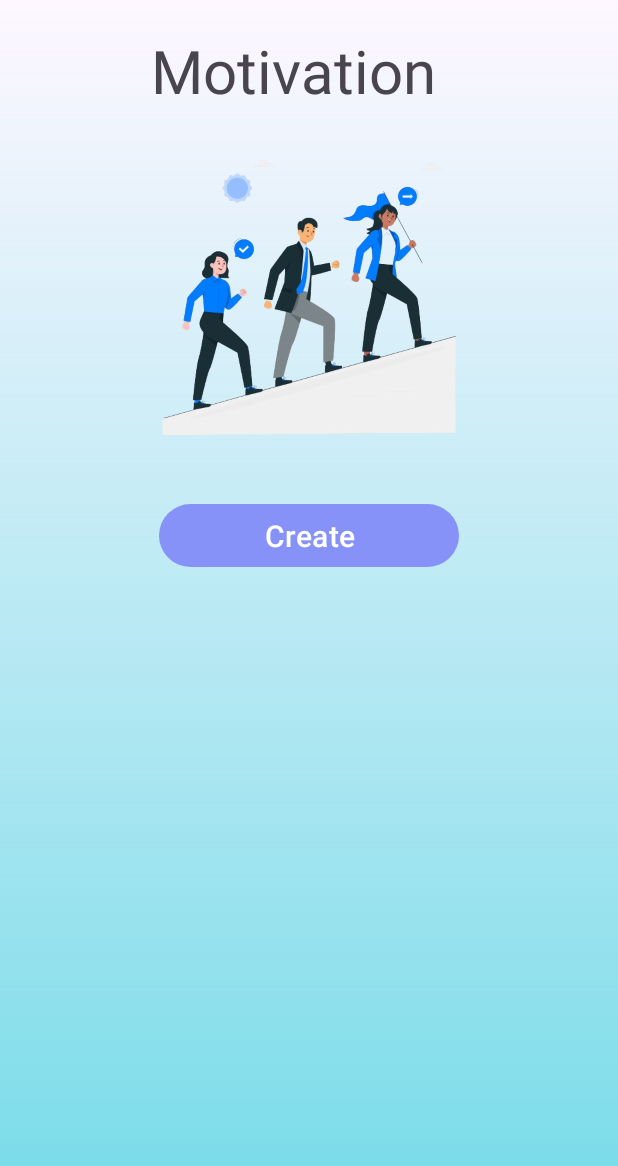
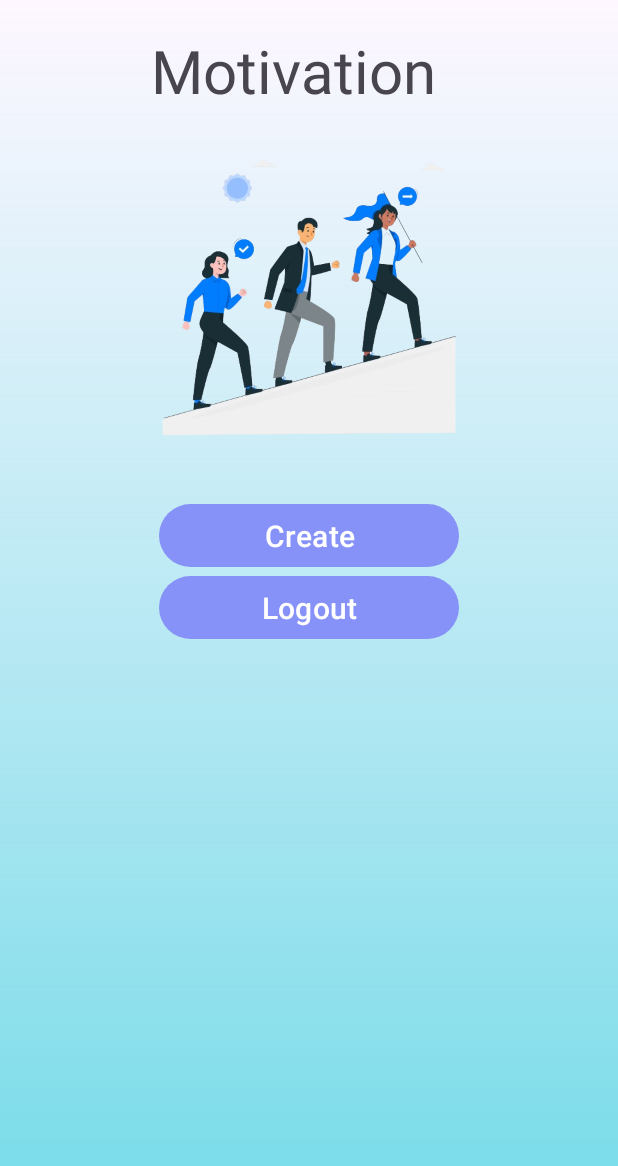
Before and after one commit to TriaTampubolon29/ProyekAkhir_Tria-Jessica-Tampubolon, an Android app: the MotivationActivity screen opened directly, with no data from a screen before it, on a phone screen of 412 x 824 dp. Shown: the top 1166 px of the screen. Run offline under Robolectric (Android 15) with nearby library versions, the phone set to English and light mode, and no system bars.

Commit message:
tria push

```diff
--- a/app/src/main/java/com/example/projectakhir/MotivationActivity.java
+++ b/app/src/main/java/com/example/projectakhir/MotivationActivity.java
@@ -36,6 +36,8 @@ public class MotivationActivity extends AppCompatActivity {
 
         super.onCreate(savedInstanceState);
         setContentView(R.layout.activity_motivation);
+
+        setupLogoutButton();
 
         db = new DatabaseHelper(getApplicationContext());
         tambah = findViewById(R.id.tambah);
@@ -99,6 +101,21 @@ public class MotivationActivity extends AppCompatActivity {
         }
         adapter.notifyDataSetChanged();
     }
+    private void logout(){
+        Intent intent = new Intent(MotivationActivity.this, LoginActivity.class);
+        intent.setFlags(Intent.FLAG_ACTIVITY_NEW_TASK | Intent.FLAG_ACTIVITY_CLEAR_TASK); // Hapus semua aktivitas lain dari tumpukan
+        startActivity(intent);
+        finish();
+    }
+    private void setupLogoutButton() {
+        Button logoutButton = findViewById(R.id.logout);
+        logoutButton.setOnClickListener(new View.OnClickListener() {
+            @Override
+            public void onClick(View v) {
+                logout(); // Panggil metode logout saat tombol logout ditekan
+            }
+        });
+    }
 
     @Override
     protected void onResume() {
--- a/app/src/main/res/layout/activity_motivation.xml
+++ b/app/src/main/res/layout/activity_motivation.xml
@@ -53,4 +53,16 @@
         android:gravity="center"
         android:text="Create"
         android:textSize="20dp" />
+
+    <Button
+        android:id="@+id/logout"
+        android:layout_width="200dp"
+        android:layout_height="50dp"
+        android:layout_below="@id/tambah"
+        android:layout_centerHorizontal="true"
+        android:layout_gravity="center_horizontal"
+        android:layout_marginTop="-2dp"
+        android:gravity="center"
+        android:text="Logout"
+        android:textSize="20dp" />
 </RelativeLayout>
```
